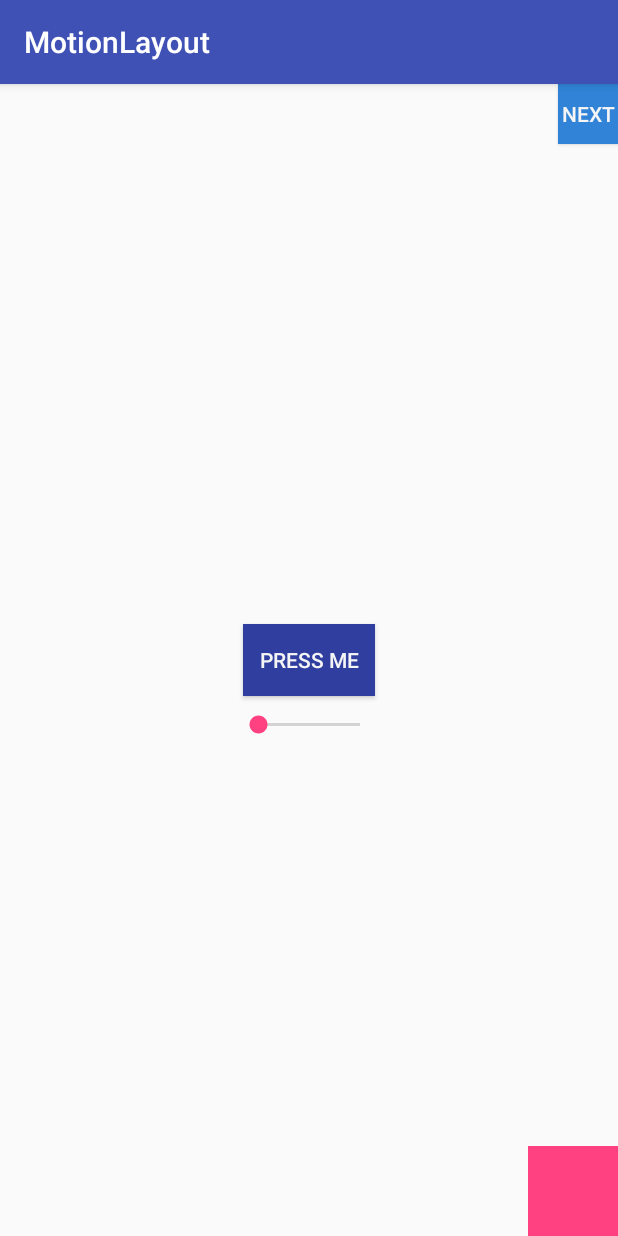
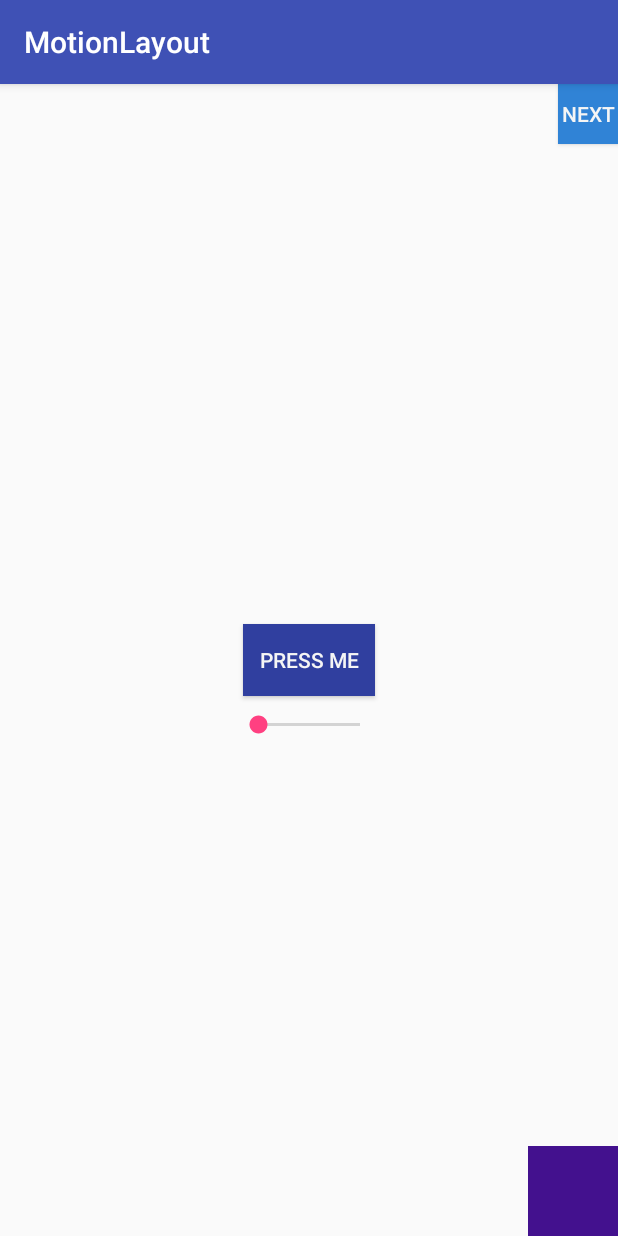
Before and after one commit to evelinagder/MotionLayout, an Android app: the screen it shows after launch (MainActivity), on a phone screen of 412 x 824 dp. Run offline under Robolectric (Android 15) with nearby library versions, the phone set to English and light mode, and no system bars.

Commit message:
keyframe, saturation, drag

```diff
--- a/app/src/main/java/com/example/evelinaderventska/motionlayout/DragSaturationExampleActivity.kt
+++ b/app/src/main/java/com/example/evelinaderventska/motionlayout/DragSaturationExampleActivity.kt
@@ -9,6 +9,6 @@ class DragSaturationExampleActivity : AppCompatActivity() {
     override fun onCreate(savedInstanceState: Bundle?) {
 
         super.onCreate(savedInstanceState)
-        setContentView(R.layout.drag_animation_key_frame)
+        setContentView(R.layout.second_activity)
     }
 }
--- a/app/src/main/res/layout/drag_animation_key_frame.xml
+++ b/app/src/main/res/layout/second_activity.xml
@@ -1,8 +1,7 @@
 <?xml version="1.0" encoding="utf-8"?>
-<android.support.constraint.motion.MotionLayout
+<android.support.constraint.motion.MotionLayout xmlns:android="http://schemas.android.com/apk/res/android"
     xmlns:app="http://schemas.android.com/apk/res-auto"
     xmlns:tools="http://schemas.android.com/tools"
-    xmlns:android="http://schemas.android.com/apk/res/android"
     android:id="@+id/motionLayoutView"
     android:layout_width="match_parent"
     android:layout_height="match_parent"
@@ -16,5 +15,10 @@
         android:scaleType="centerCrop"
         android:src="@drawable/download" />
 
+    <android.support.constraint.Constraints
+        android:id="@+id/constraints"
+        android:layout_width="wrap_content"
+        android:layout_height="wrap_content" />
+
 
 </android.support.constraint.motion.MotionLayout>
--- a/app/src/main/res/xml/motion_scene.xml
+++ b/app/src/main/res/xml/motion_scene.xml
@@ -11,27 +11,27 @@
         motion:constraintSetStart="@+id/starting_set"
         motion:duration="2000">
 
-        <!--<KeyFrameSet>-->
-            <!--&lt;!&ndash;<KeyPosition&ndash;&gt;-->
-            <!--&lt;!&ndash;motion:target="@+id/actor"&ndash;&gt;-->
-            <!--&lt;!&ndash;motion:framePosition="30"&ndash;&gt;-->
-            <!--&lt;!&ndash;motion:type="deltaRelative"&ndash;&gt;-->
-            <!--&lt;!&ndash;motion:percentX="0.85" />&ndash;&gt;-->
+        <KeyFrameSet>
+            <KeyPosition
+                motion:framePosition="30"
+                motion:percentX="0.85"
+                motion:target="@+id/actor"
+                motion:type="deltaRelative" />
 
-            <!--<KeyPosition-->
-                <!--motion:framePosition="50"-->
-                <!--motion:percentY="0.25"-->
-                <!--motion:target="@+id/actor"-->
-                <!--motion:type="parentRelative" />-->
+            <KeyPosition
+                motion:framePosition="50"
+                motion:percentY="0.25"
+                motion:target="@+id/actor"
+                motion:type="parentRelative" />
 
-            <!--<KeyAttribute-->
-                <!--android:rotation="-45"-->
-                <!--android:scaleX="2"-->
-                <!--android:scaleY="2"-->
-                <!--motion:framePosition="50"-->
-                <!--motion:target="@id/actor" />-->
+            <KeyAttribute
+                android:rotation="-45"
+                android:scaleX="2"
+                android:scaleY="2"
+                motion:framePosition="50"
+                motion:target="@id/actor" />
 
-        <!--</KeyFrameSet>-->
+        </KeyFrameSet>
 
     </Transition>
 
@@ -42,9 +42,9 @@
             android:layout_height="60dp"
             motion:layout_constraintBottom_toBottomOf="parent"
             motion:layout_constraintRight_toRightOf="parent">
-            <!--<CustomAttribute-->
-                <!--motion:attributeName="backgroundColor"-->
-                <!--motion:customColorValue="#43118e" />-->
+            <CustomAttribute
+                motion:attributeName="backgroundColor"
+                motion:customColorValue="#43118e" />
 
         </Constraint>
 
@@ -58,9 +58,9 @@
             motion:layout_constraintLeft_toLeftOf="parent"
             motion:layout_constraintTop_toTopOf="parent">
 
-            <!--<CustomAttribute-->
-                <!--motion:attributeName="backgroundColor"-->
-                <!--motion:customColorValue="#da8dd3" />-->
+            <CustomAttribute
+                motion:attributeName="backgroundColor"
+                motion:customColorValue="#da8dd3" />
         </Constraint>
     </ConstraintSet>
 
```
